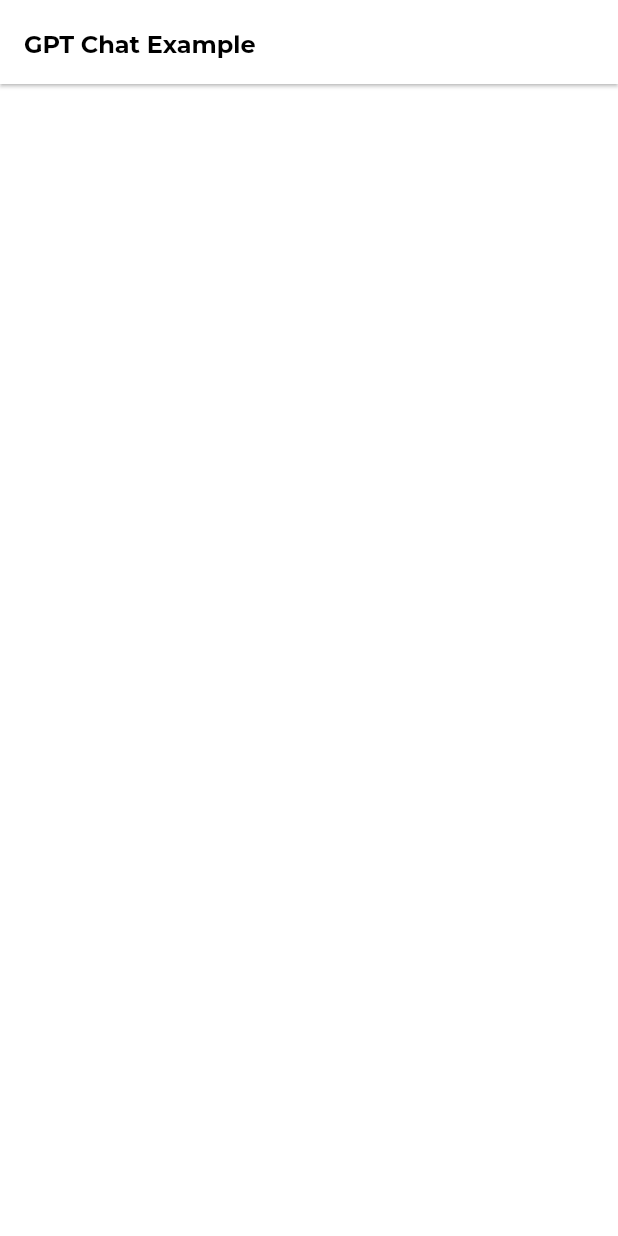
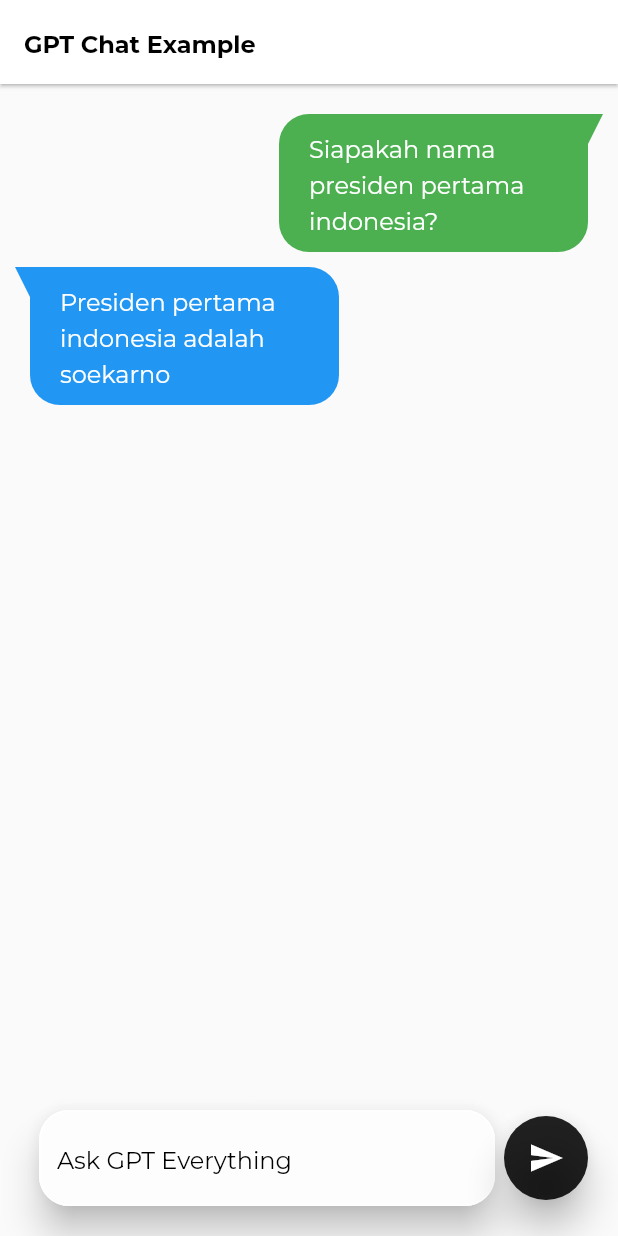
Before and after one commit to milzamhibatullah/flutter_gptex, a Flutter app: the screen it shows after launch, on a phone screen of 412 x 824 dp. Run offline on Flutter 3.47's test engine with Material 2 defaults, Android fonts, the phone set to English and light mode, and no system bars; our stand-ins replace google_fonts.

Commit message:
designing buble chat for user and receive

```diff
--- a/lib/themes/app.fonts.dart
+++ b/lib/themes/app.fonts.dart
@@ -9,7 +9,7 @@
           double height = 1.5,
           TextOverflow overflow = TextOverflow.visible,
           TextDecoration textDecoration = TextDecoration.none,
-          int maxLine = 2,
+          int? maxLine = 2,
           FontWeight weight = FontWeight.bold}) =>
       Text(
         text!,
@@ -23,6 +23,22 @@
             fontStyle: italic ? FontStyle.italic : FontStyle.normal,
             fontWeight: weight),
       );
+
+  TextStyle style({
+    size = 16.0,
+    color = Colors.black,
+    bool italic = false,
+    double height = 1.5,
+    TextDecoration textDecoration = TextDecoration.none,
+    FontWeight weight = FontWeight.bold,
+  }) =>
+      GoogleFonts.montserrat(
+          fontSize: size,
+          height: height,
+          color: color,
+          decoration: textDecoration,
+          fontStyle: italic ? FontStyle.italic : FontStyle.normal,
+          fontWeight: weight);
 }
 
 final appFonts = AppFonts();
--- a/lib/ui/app.dart
+++ b/lib/ui/app.dart
@@ -1,20 +1,154 @@
+import 'package:flutter/material.dart';
+import 'package:flutter_gptex/themes/app.fonts.dart';
+import 'package:flutter_gptex/ui/component/appbar.dart';
+import 'package:flutter_gptex/ui/component/bubble.chat.component.dart';
 
-import 'package:flutter/material.dart';
-import 'package:flutter_gptex/ui/component/appbar.dart';
-
-class App extends StatefulWidget{
+class App extends StatefulWidget {
   @override
   State<StatefulWidget> createState() {
     return AppState();
   }
 }
 
-class AppState extends State<App>{
+class AppState extends State<App> {
   @override
   Widget build(BuildContext context) {
     return Scaffold(
       appBar: globalAppBar(elevation: 1.0),
-      backgroundColor: Colors.white,
+      resizeToAvoidBottomInset: true,
+      body: SingleChildScrollView(
+        physics: ClampingScrollPhysics(),
+        child: Column(
+          mainAxisSize: MainAxisSize.max,
+          children: [
+            const SizedBox(
+              height: 20.0,
+            ),
+            ///user chats
+            _userChatWidget(),
+            _receiveChatWidget(),
+          ],
+        ),
+      ),
+      bottomNavigationBar: Container(
+        margin: const EdgeInsets.symmetric(horizontal: 20.0, vertical: 20.0),
+        decoration: BoxDecoration(
+          color: Colors.transparent,
+          borderRadius: BorderRadius.circular(20.0),
+        ),
+        width: MediaQuery.of(context).size.width,
+        padding: MediaQuery.of(context).viewInsets,
+
+        ///text field elevation
+        child: Row(
+          crossAxisAlignment: CrossAxisAlignment.center,
+          children: [
+            const SizedBox(
+              width: 6.0,
+            ),
+            Expanded(
+              flex: 1,
+              child: Material(
+                elevation: 10.0,
+                shape: RoundedRectangleBorder(
+                    borderRadius: BorderRadius.circular(20.0)),
+                child: TextField(
+                  maxLines: null,
+                  style: appFonts.style(),
+                  decoration: InputDecoration(
+                    filled: true,
+                    fillColor: Colors.white54,
+                    hintText: 'Ask GPT Everything',
+                    enabledBorder: OutlineInputBorder(
+                      borderRadius: BorderRadius.circular(20.0),
+                      borderSide: const BorderSide(color: Colors.white),
+                    ),
+                    focusedBorder: OutlineInputBorder(
+                      borderRadius: BorderRadius.circular(20.0),
+                      borderSide: const BorderSide(color: Colors.white),
+                    ),
+                    border: OutlineInputBorder(
+                      borderRadius: BorderRadius.circular(20.0),
+                      borderSide: const BorderSide(color: Colors.white),
+                    ),
+                    hintStyle: appFonts.style(weight: FontWeight.normal),
+                  ),
+                ),
+              ),
+            ),
+            const SizedBox(
+              width: 6.0,
+            ),
+            FloatingActionButton(
+              onPressed: () {},
+              backgroundColor: Colors.black87,
+              child: const Icon(Icons.send),
+              elevation: 10.0,
+            )
+          ],
+        ),
+      ),
     );
   }
+
+  _userChatWidget()=>Container(
+    margin: const EdgeInsets.symmetric(horizontal: 20.0),
+    child: Row(
+      mainAxisAlignment: MainAxisAlignment.end,
+      crossAxisAlignment: CrossAxisAlignment.start,
+      children: [
+        Container(
+          decoration: const BoxDecoration(
+            color: Colors.green,
+            borderRadius: BorderRadius.only(
+              topLeft: Radius.circular(20.0),
+              bottomLeft: Radius.circular(20.0),
+              bottomRight: Radius.circular(20.0),
+            ),
+          ),
+          width: MediaQuery.sizeOf(context).width / 2,
+          padding: const EdgeInsets.symmetric(
+              horizontal: 20.0, vertical: 10.0),
+          child: appFonts.text(
+              'Siapakah nama presiden pertama indonesia?',
+              weight: FontWeight.normal,
+              color: Colors.white,
+              maxLine: null
+          ),
+        ),
+        CustomPaint(
+          painter: BubbleChat(Colors.green),
+        )
+      ],
+    ),
+  );
+  _receiveChatWidget()=> Container(
+    margin:
+    const EdgeInsets.symmetric(horizontal: 20.0, vertical: 10.0),
+    child: Row(
+      mainAxisAlignment: MainAxisAlignment.start,
+      crossAxisAlignment: CrossAxisAlignment.start,
+      children: [
+        CustomPaint(
+          painter: BubbleChat(Colors.blue),
+        ),
+        Container(
+          width: MediaQuery.of(context).size.width / 2,
+          decoration: const BoxDecoration(
+            color: Colors.blue,
+            borderRadius: BorderRadius.only(
+                topRight: Radius.circular(20.0),
+                bottomRight: Radius.circular(20.0),
+                bottomLeft: Radius.circular(20.0)),
+          ),
+          padding: const EdgeInsets.symmetric(
+              horizontal: 20.0, vertical: 10.0),
+          child: appFonts.text(
+              'Presiden pertama indonesia adalah soekarno',
+              maxLine: null,
+              weight: FontWeight.normal,color: Colors.white),
+        ),
+      ],
+    ),
+  );
 }
--- /dev/null
+++ b/lib/ui/component/bubble.chat.component.dart
@@ -0,0 +1,23 @@
+
+import 'package:flutter/material.dart';
+
+class BubbleChat extends CustomPainter{
+  Color? color;
+  BubbleChat(this.color);
+  @override
+  void paint(Canvas canvas, Size size) {
+    var paint = Paint()..color = this.color!;
+
+    var path = Path();
+    path.lineTo(-10, 0);
+    path.lineTo(0, 20);
+    path.lineTo(10, 0);
+    canvas.drawPath(path, paint);
+  }
+
+  @override
+  bool shouldRepaint(covariant CustomPainter oldDelegate) {
+    return false;
+  }
+
+}
```
